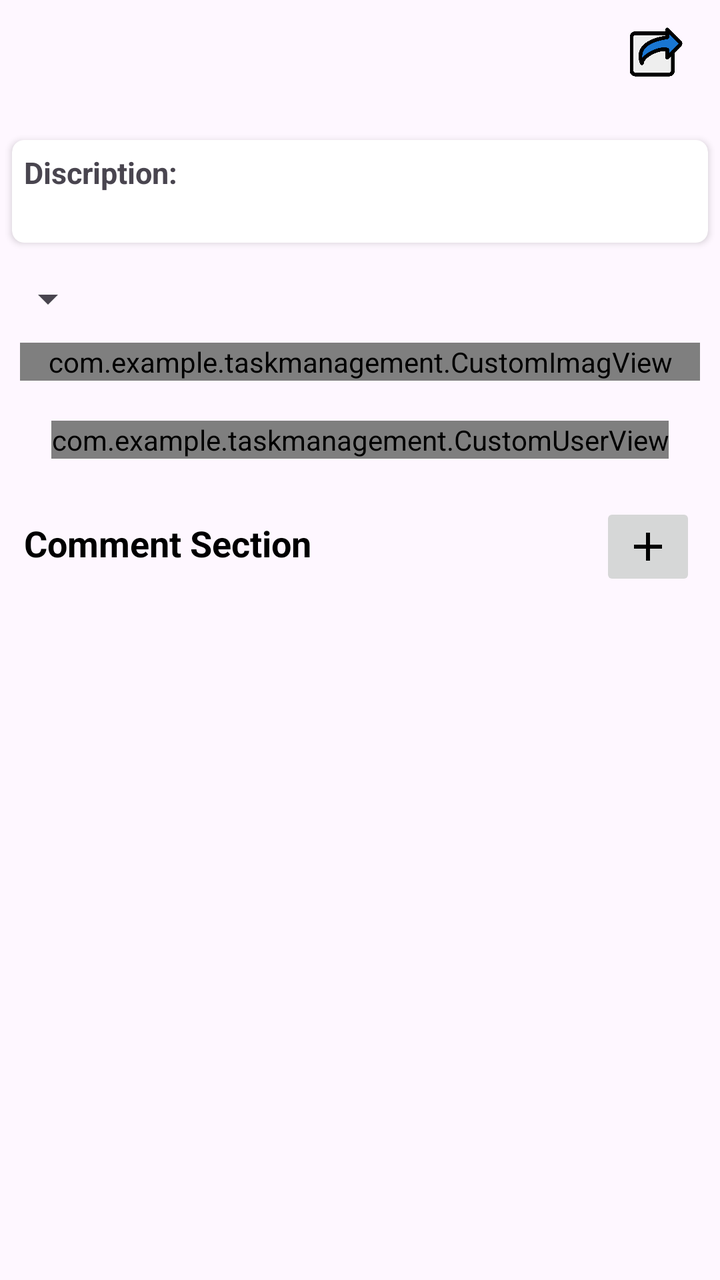
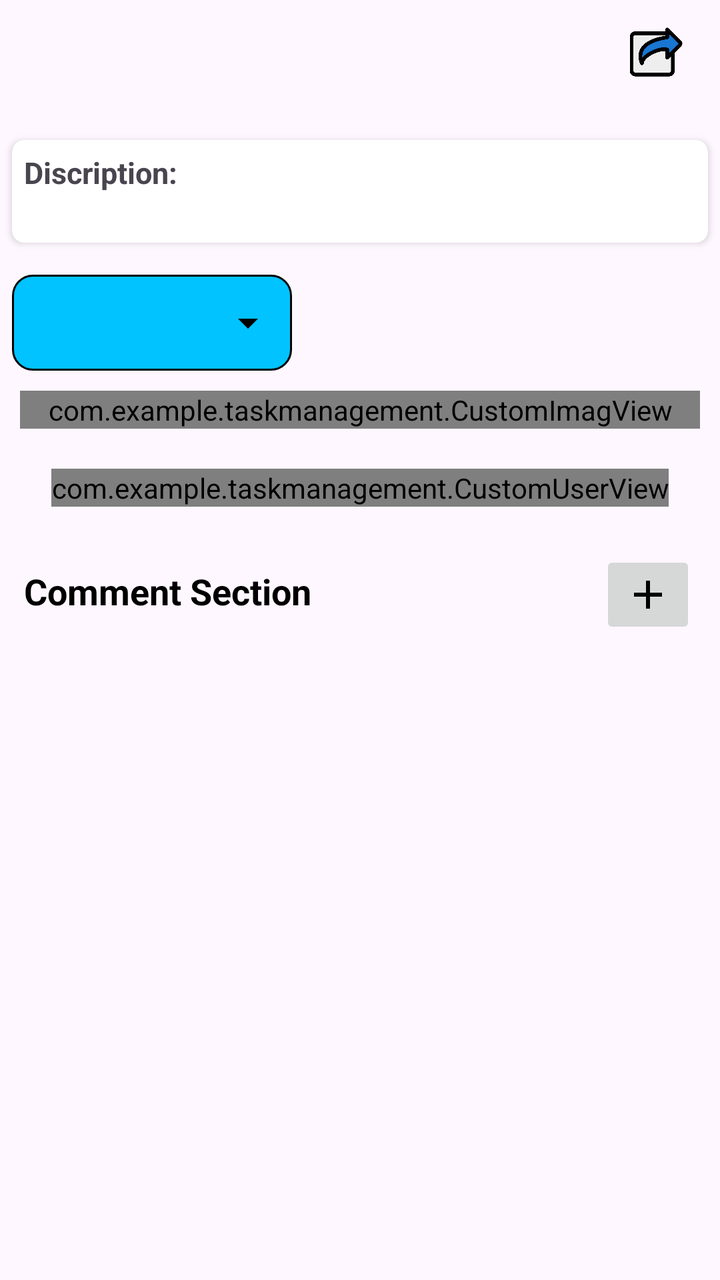

Compare the two renders of this Android layout. The source of the first and the diff that turns it into the second are given below.
<!-- AndroidManifest.xml: application theme Theme.TaskManagement -->
<!-- res/layout/fragment_task_display.xml -->
<?xml version="1.0" encoding="utf-8"?>
<androidx.core.widget.NestedScrollView
    xmlns:android="http://schemas.android.com/apk/res/android"
    xmlns:tools="http://schemas.android.com/tools"
    xmlns:app="http://schemas.android.com/apk/res-auto"
    android:layout_width="match_parent"
    android:layout_height="match_parent"
    android:fillViewport="true">

    <LinearLayout
        android:id="@+id/main"
        android:layout_width="match_parent"
        android:layout_height="wrap_content"
        android:orientation="vertical"
        tools:context=".TaskDisplayFragment">
        <LinearLayout
            android:layout_width="match_parent"
            android:layout_height="wrap_content"
            android:layout_margin="6dp"
            android:orientation="horizontal">
            <TextView
                android:id="@+id/title"
                android:textStyle="bold"
                android:textColor="@color/black"
                android:textSize="15dp"
                android:layout_width="wrap_content"
                android:layout_weight="1"
                android:layout_marginTop="10dp"
                android:layout_height="wrap_content"/>
            <ImageView
                android:padding="5dp"
                android:id="@+id/materialbtn"
                android:layout_width="40dp"
                android:layout_height="40dp"
                android:layout_margin="6dp"
                android:layout_gravity="right"
                android:src="@drawable/share"/>


        </LinearLayout>
<androidx.cardview.widget.CardView
    android:layout_width="match_parent"
    android:layout_height="wrap_content"
    android:layout_margin="6dp"
    app:cardCornerRadius="6dp">
    <LinearLayout
        android:layout_width="match_parent"
        android:layout_height="wrap_content"
        android:padding="6dp"
        android:orientation="vertical">
        <TextView
            android:text="Discription:"
            android:textStyle="bold"
            android:textSize="15dp"
            android:layout_width="match_parent"
            android:layout_height="wrap_content"/>
        <TextView
            android:id="@+id/discript"
            android:layout_width="match_parent"
            android:layout_height="wrap_content"/>
    </LinearLayout>
</androidx.cardview.widget.CardView>


<Spinner
    android:id="@+id/spinner"
    android:layout_width="wrap_content"
    android:layout_height="wrap_content"
    android:layout_marginTop="10dp"/>
                <com.example.taskmanagement.CustomImagView
                    android:layout_margin="10dp"
                    android:id="@+id/customImage"
                    android:layout_width="match_parent"
                    android:layout_height="wrap_content" />

                <com.example.taskmanagement.CustomUserView
                    android:id="@+id/customUser"
android:layout_margin="10dp"
                    android:layout_width="wrap_content"
                    android:layout_height="wrap_content"
                    android:layout_gravity="center_horizontal"
                     />

        <LinearLayout
            android:layout_width="match_parent"
            android:layout_height="wrap_content"
            android:orientation="vertical"
            android:padding="12dp">
<LinearLayout
    android:id="@+id/loader"
    android:layout_width="match_parent"
    android:layout_height="wrap_content"
    android:orientation="vertical"
    android:visibility="gone">
    <ProgressBar
        android:layout_width="match_parent"
        android:layout_height="wrap_content"/>
    <TextView
        android:layout_width="match_parent"
        android:layout_height="wrap_content"
        android:text="Loading.."
        android:gravity="center"/>
</LinearLayout>
            <LinearLayout
                android:layout_width="match_parent"
                android:layout_height="wrap_content"
                android:orientation="horizontal">

                <TextView
                    android:layout_width="0dp"
                    android:layout_height="wrap_content"
                    android:layout_weight="1"
                    android:layout_marginTop="8dp"
                    android:text="Comment Section"
                    android:textSize="18sp"
                    android:textStyle="bold"
                    android:textColor="@android:color/black" />

                <ImageButton
                    android:id="@+id/imgbtn"
                    android:layout_width="wrap_content"
                    android:layout_height="wrap_content"
                    android:src="@drawable/baseline_add_24" />
            </LinearLayout>

            <androidx.recyclerview.widget.RecyclerView
                android:id="@+id/commentRecycler"
                android:layout_width="match_parent"
                android:layout_height="wrap_content"
                android:layout_marginLeft="10dp"
                android:nestedScrollingEnabled="false"
                android:overScrollMode="never"
                />

        </LinearLayout>


    </LinearLayout>
</androidx.core.widget.NestedScrollView>
<!-- resources referenced by this layout -->
<resources>
  <color name="black">#FF000000</color>
  <!-- drawable baseline_add_24 (drawable) -->
  <vector xmlns:android="http://schemas.android.com/apk/res/android" android:height="24dp" android:tint="#000000" android:viewportHeight="24" android:viewportWidth="24" android:width="24dp">
        
      <path android:fillColor="@android:color/white" android:pathData="M19,13h-6v6h-2v-6H5v-2h6V5h2v6h6v2z"/>
      
  </vector>
  <!-- drawable share: png bitmap (drawable, 14509 bytes) -->
  <style name="Theme.TaskManagement" parent="Base.Theme.TaskManagement" />
  <style name="Base.Theme.TaskManagement" parent="Theme.Material3.DayNight.NoActionBar">
          
          
      </style>
</resources>

<!-- the commit's change to res/layout/fragment_task_display.xml (unified diff, before → after) -->
@@ -60,13 +60,33 @@
             android:layout_height="wrap_content"/>
     </LinearLayout>
 </androidx.cardview.widget.CardView>
+        <FrameLayout
+            android:layout_width="140dp"
+            android:layout_height="48dp"
+            android:layout_marginStart="6dp"
+            android:layout_marginTop="10dp">
+
+            <Spinner
+                android:id="@+id/spinner"
+                android:layout_width="match_parent"
+                android:layout_height="match_parent"
+                android:background="@drawable/spinner_bg"
+                android:paddingStart="14dp"
+                android:paddingEnd="35dp"
+                android:spinnerMode="dropdown"/>
+
+            <ImageView
+                android:layout_width="24dp"
+                android:layout_height="24dp"
+                android:layout_gravity="end|center_vertical"
+                android:layout_marginEnd="10dp"
+                android:src="@drawable/outline_arrow_drop_down_24"
+                android:clickable="false"
+                android:focusable="false"/>
+
+        </FrameLayout>
 
 
-<Spinner
-    android:id="@+id/spinner"
-    android:layout_width="wrap_content"
-    android:layout_height="wrap_content"
-    android:layout_marginTop="10dp"/>
                 <com.example.taskmanagement.CustomImagView
                     android:layout_margin="10dp"
                     android:id="@+id/customImage"
<!-- resource entries referenced after the edit -->
@@ -7,8 +7,25 @@
       <path android:fillColor="@android:color/white" android:pathData="M19,13h-6v6h-2v-6H5v-2h6V5h2v6h6v2z"/>
       
   </vector>
+  <!-- drawable outline_arrow_drop_down_24 (drawable) -->
+  <vector xmlns:android="http://schemas.android.com/apk/res/android" android:height="24dp" android:tint="#000000" android:viewportHeight="960" android:viewportWidth="960" android:width="24dp">
+        
+      <path android:fillColor="@android:color/white" android:pathData="M480,600L280,400L680,400L480,600Z"/>
+      
+  </vector>
   <!-- drawable share: png bitmap (drawable, 14509 bytes) -->
+  <!-- drawable spinner_bg (drawable) -->
+  <?xml version="1.0" encoding="utf-8"?>
+  <shape xmlns:android="http://schemas.android.com/apk/res/android">
+  <solid android:color="@color/blue"/>
+      <corners android:radius="10dp"/>
+      <stroke
+          android:width="1dp"
+         />
+  
+  </shape>
   <style name="Theme.TaskManagement" parent="Base.Theme.TaskManagement" />
+  <color name="blue">#00c3ff</color>
   <style name="Base.Theme.TaskManagement" parent="Theme.Material3.DayNight.NoActionBar">
           
           
